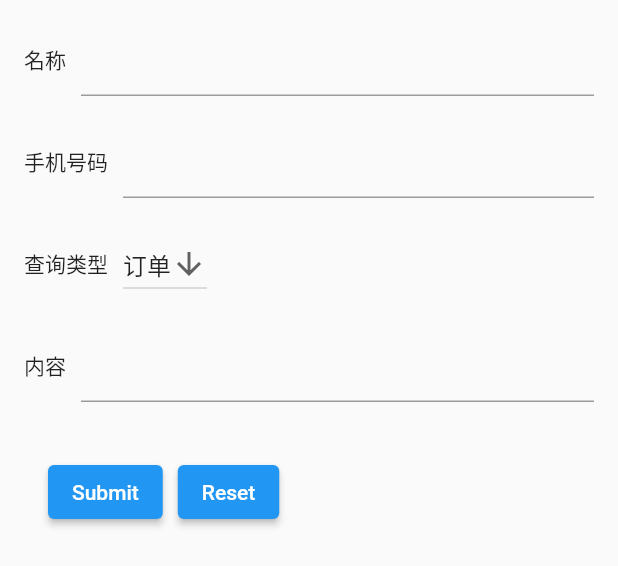
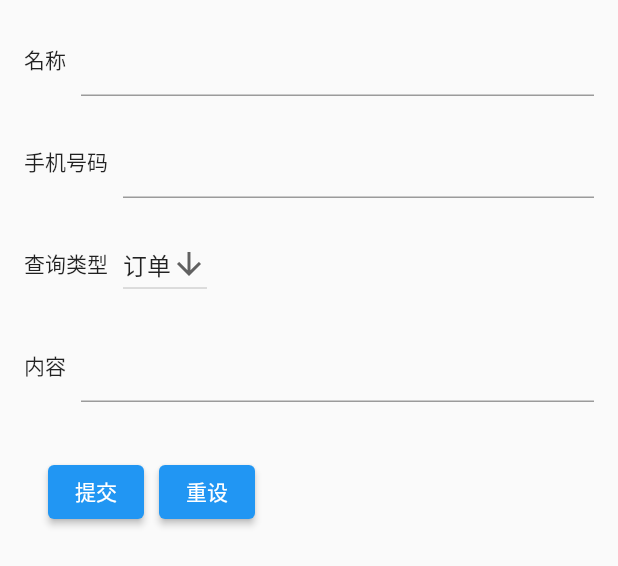
Before and after one commit to ze9786/opencart_flutter, a Flutter app: the ContactUs widget shown alone on an empty page, opened directly, on a phone screen of 412 x 824 dp. Shown: the top 566 px of the screen. Run offline on Flutter 3.47's test engine with Material 2 defaults, Android fonts, the phone set to English and light mode, and no system bars; our stand-ins replace font_awesome_flutter, splashscreen, webview_flutter, youtube_player_flutter.

Commit message:
submit and reset button lang

```diff
--- a/lib/UI/widgets/ContactUs.dart
+++ b/lib/UI/widgets/ContactUs.dart
@@ -191,7 +191,11 @@ class _ContactUsState extends State<ContactUs> {
                         // Process data.
                       }
                     },
-                    child: const Text('Submit'),
+                    child: Text(widget.lang == 'eng'
+                        ? 'Submit'
+                        : widget.lang == 'trad'
+                            ? '提交'
+                            : '提交'),
                   ),
                   SizedBox(
                     width: 10,
@@ -200,7 +204,11 @@ class _ContactUsState extends State<ContactUs> {
                     onPressed: () {
                       _formKey.currentState.reset();
                     },
-                    child: const Text('Reset'),
+                    child: Text(widget.lang == 'eng'
+                        ? 'Reset'
+                        : widget.lang == 'trad'
+                            ? '重設'
+                            : '重设'),
                   ),
                 ],
               ),
--- a/lib/main.dart
+++ b/lib/main.dart
@@ -46,7 +46,7 @@ class MyHomePage extends StatefulWidget {
 }
 
 const _facebookUrl = 'https://www.facebook.com/iTechDataLimited';
-const _instagramUrl = 'https://www.instagram.com/itechdatalimited/';
+const _instagramUrl = 'Https://www.Instagram.com/iTechDataLimited';
 const _whatsappUrl = 'https://api.whatsapp.com/send?phone=85263024604';
 
 void _launchFbURL() async => await canLaunch(_facebookUrl)
```
